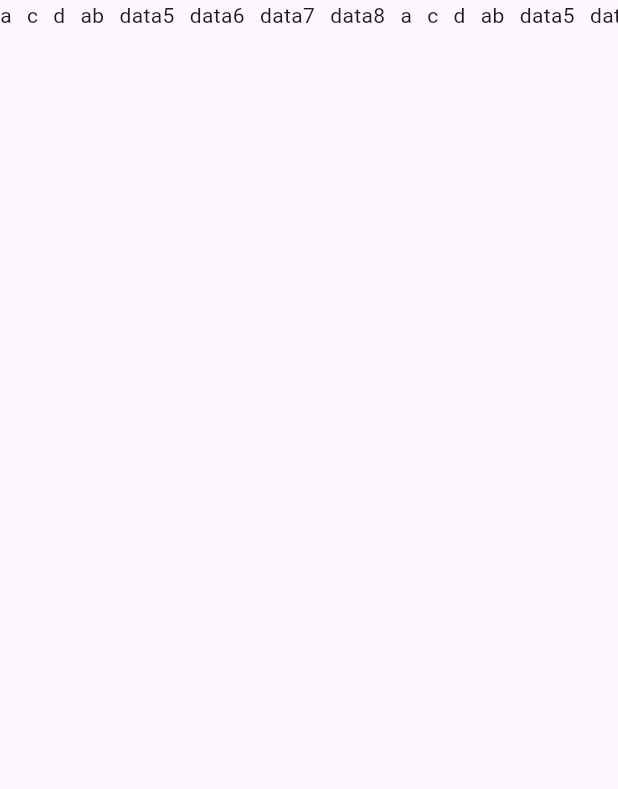
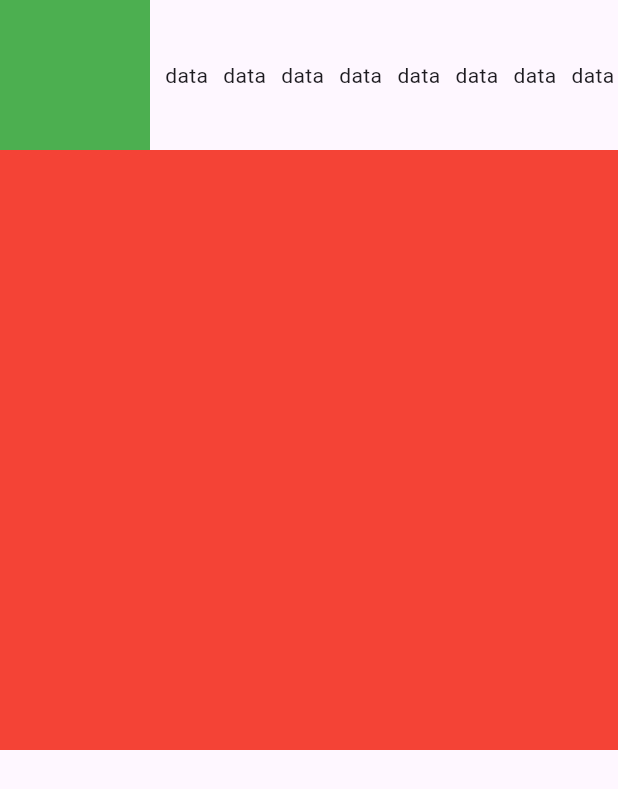
Before and after one commit to LuckyYunicorn/training, a Flutter app: the CustomRowColumn screen opened directly, on a phone screen of 412 x 824 dp. Shown: the top 789 px of the screen. Run offline on Flutter 3.47's test engine with Material 3 defaults, Android fonts, the phone set to English and light mode, and no system bars; our stand-ins replace cached_network_image.

```diff
--- /dev/null
+++ b/lib/flutter_widgets/refresh_indicator.dart
@@ -0,0 +1,34 @@
+import 'package:flutter/cupertino.dart';
+import 'package:flutter/material.dart';
+
+class CustomRefreshIndicator extends StatefulWidget {
+  const CustomRefreshIndicator({super.key});
+
+  @override
+  State<CustomRefreshIndicator> createState() => _CustomRefreshIndicatorState();
+}
+
+class _CustomRefreshIndicatorState extends State<CustomRefreshIndicator> {
+  @override
+  Widget build(BuildContext context) {
+    return Scaffold(
+      body: SingleChildScrollView(
+        child: Column(
+          spacing: 20,
+          children: [
+            Text("data"),
+            Text("data"),
+            Text("data"),
+            Text("data"),
+            Text("data"),
+            Text("data"),
+            Text("data"),
+            Text("data"),
+            Text("data"),
+            Text("data"),
+          ],
+        ),
+      ),
+    );
+  }
+}
--- a/lib/flutter_widgets/row_column.dart
+++ b/lib/flutter_widgets/row_column.dart
@@ -1,56 +1,127 @@
-import 'package:flutter/gestures.dart';
+// import 'package:flutter/gestures.dart';
+// import 'package:flutter/material.dart';
+//
+// class CustomRowColumn extends StatelessWidget {
+//   const CustomRowColumn({super.key});
+//
+//   @override
+//   Widget build(BuildContext context) {
+//     return Scaffold(
+//       body: SafeArea(
+//         child: SingleChildScrollView(
+//           // hitTestBehavior: HitTestBehavior.opaque,
+//           scrollDirection: Axis.horizontal,
+//           child: Row(
+//             spacing: 10,
+//             // mainAxisAlignment: MainAxisAlignment.spaceBetween,
+//             crossAxisAlignment: CrossAxisAlignment.baseline,
+//             // verticalDirection: VerticalDirection.down,// works on column
+//             // textDirection: TextDirection.rtl, // works on row
+//             textBaseline: TextBaseline.alphabetic,
+//             mainAxisSize: MainAxisSize.min,
+//
+//             children: [
+//               Text("a"),
+//               Text("c"),
+//               Text("d"),
+//               Text("ab"),
+//               Text("data5"),
+//               Text("data6"),
+//               Text("data7"),
+//               Text("data8"),
+//               Text("a"),
+//               Text("c"),
+//               Text("d"),
+//               Text("ab"),
+//               Text("data5"),
+//               Text("data6"),
+//               Text("data7"),
+//               Text("data8"),
+//               // Column(
+//               //   // verticalDirection: VerticalDirection.up,
+//               //   mainAxisAlignment: MainAxisAlignment.spaceBetween,
+//               //   children: [
+//               //     Text("data1"),
+//               //     Text("data2"),
+//               //     Text("data3"),
+//               //     Text("data4"),
+//               //     Text("data5"),
+//               //   ],
+//               // ),
+//             ],
+//           ),
+//         ),
+//       ),
+//     );
+//   }
+// }
+
+import 'package:flutter/cupertino.dart';
 import 'package:flutter/material.dart';
 
-class CustomRowColumn extends StatelessWidget {
+class CustomRowColumn extends StatefulWidget {
   const CustomRowColumn({super.key});
 
   @override
+  State<CustomRowColumn> createState() => _CustomRowColumnState();
+}
+
+class _CustomRowColumnState extends State<CustomRowColumn> {
+  @override
   Widget build(BuildContext context) {
     return Scaffold(
-      body: SafeArea(
-        child: SingleChildScrollView(
-          // hitTestBehavior: HitTestBehavior.opaque,
+      body: Column(
+        children: [
+          SingleChildScrollView(
             scrollDirection: Axis.horizontal,
             child: Row(
               spacing: 10,
-            // mainAxisAlignment: MainAxisAlignment.spaceBetween,
-            crossAxisAlignment: CrossAxisAlignment.baseline,
-            // verticalDirection: VerticalDirection.down,// works on column
-            // textDirection: TextDirection.rtl, // works on row
-            textBaseline: TextBaseline.alphabetic,
-            mainAxisSize: MainAxisSize.min,
-
               children: [
-              Text("a"),
-              Text("c"),
-              Text("d"),
-              Text("ab"),
-              Text("data5"),
-              Text("data6"),
-              Text("data7"),
-              Text("data8"),
-              Text("a"),
-              Text("c"),
-              Text("d"),
-              Text("ab"),
-              Text("data5"),
-              Text("data6"),
-              Text("data7"),
-              Text("data8"),
-              // Column(
-              //   // verticalDirection: VerticalDirection.up,
-              //   mainAxisAlignment: MainAxisAlignment.spaceBetween,
-              //   children: [
-              //     Text("data1"),
-              //     Text("data2"),
-              //     Text("data3"),
-              //     Text("data4"),
-              //     Text("data5"),
-              //   ],
-              // ),
+                Container(color: Colors.green, height: 100, width: 100),
+                Text("data"),
+                Text("data"),
+                Text("data"),
+                Text("data"),
+                Text("data"),
+                Text("data"),
+                Text("data"),
+                Text("data"),
+                Text("data"),
+                Text("data"),
+                Text("data"),
+                Text("data"),
+                Text("data"),
+                Text("data"),
+                Text("data"),
+                Text("data"),
+                Text("data"),
+                Text("data"),
+                Text("data"),
+                Text("data"),
+                Text("data"),
+                Text("data"),
+                Text("data"),
+                Text("data"),
+                Text("data"),
+                Text("data"),
+                Text("data"),
+                Text("data"),
+                Text("data"),
+                Text("data"),
+                Text("data"),
+                Text("data"),
+                Text("data"),
+                Text("data"),
+                Text("data"),
+                Text("data"),
               ],
             ),
           ),
+          Container(
+            height: 400,
+            color: Colors.red,
+          )
+        ],
       ),
     );
   }
--- a/lib/main.dart
+++ b/lib/main.dart
@@ -4,13 +4,17 @@ import 'package:training/flutter_widgets/card.dart';
 import 'package:training/flutter_widgets/container.dart';
 import 'package:training/flutter_widgets/drawer.dart';
 import 'package:training/flutter_widgets/form.dart';
+import 'package:training/flutter_widgets/gesture_inkwell.dart';
 import 'package:training/flutter_widgets/grid_view_builder.dart';
 import 'package:training/flutter_widgets/hit_test.dart';
 import 'package:training/flutter_widgets/images.dart';
 import 'package:training/flutter_widgets/list_view_builder.dart';
+import 'package:training/flutter_widgets/refresh_indicator.dart';
 import 'package:training/flutter_widgets/row_column.dart';
+import 'package:training/flutter_widgets/stream_builder.dart';
 import 'package:training/flutter_widgets/text.dart';
 import 'package:training/flutter_widgets/text_form_field.dart';
+import 'package:training/flutter_widgets/text_icon_elevated_button.dart';
 import 'package:training/flutter_widgets/wrap_widget.dart';
 
 void main() {
@@ -24,7 +28,7 @@ class MyApp extends StatelessWidget {
   Widget build(BuildContext context) {
     return MaterialApp(
       debugShowCheckedModeBanner: false,
-      home: CustomImages(),
+      home: CustomRefreshIndicator(),
     );
   }
 }
```
Also changed, not shown: lib/flutter_widgets/gesture_inkwell.dart (added, +188 -0 lines), lib/flutter_widgets/stream_builder.dart (added, +93 -0 lines), lib/flutter_widgets/text_icon_elevated_button.dart (added, +75 -0 lines). Lines whose indentation alone changed are shown as unchanged.
